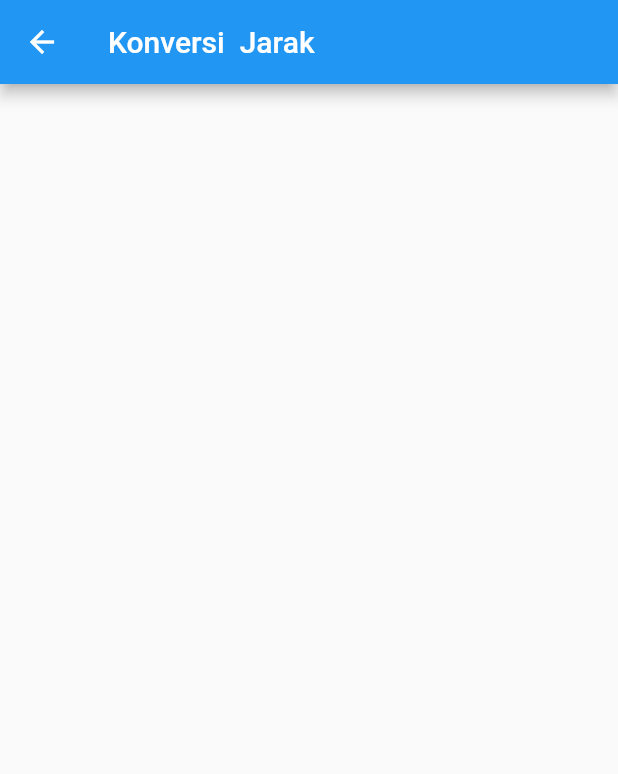
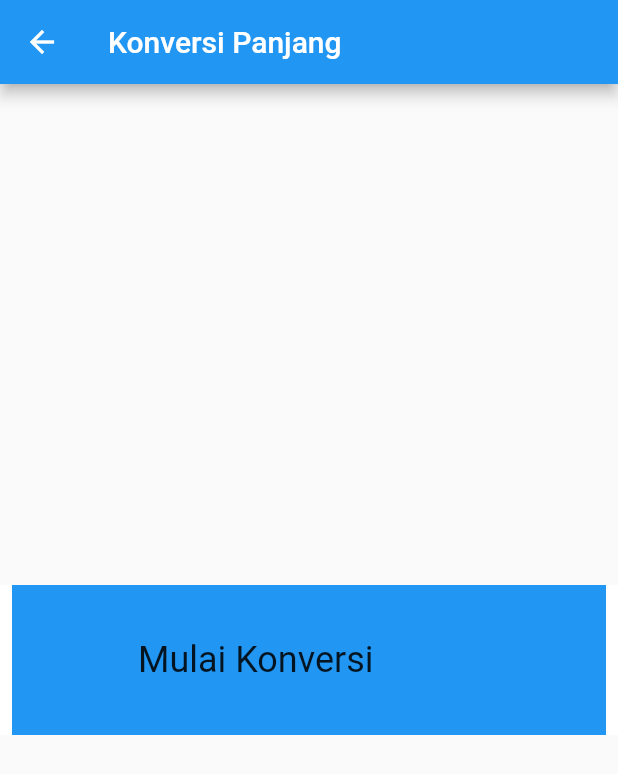
Before and after one commit to nurfajarismail/Task_3_Udacoding, a Flutter app: the ConverterPage screen opened directly, on a phone screen of 412 x 824 dp. Shown: the top 774 px of the screen. Run offline on Flutter 3.47's test engine with Material 2 defaults, Android fonts, the phone set to English and light mode, and no system bars; our stand-ins replace fluttertoast.

Commit message:
add coverter

```diff
--- a/lib/hitungfisika/luasPage.dart
+++ b/lib/hitungfisika/luasPage.dart
@@ -39,7 +39,7 @@ class _LuasPageState extends State<LuasPage> {
                     children: [
                       Text("Luasnya adalah:"),
                       Text(
-                        hasil.toString() + " m2",
+                        hasil.toString() + " m²",
                         style: TextStyle(fontSize: 50),
                         textAlign: TextAlign.center,
                       ),
--- /dev/null
+++ b/lib/konverter/clikpage.dart
@@ -0,0 +1,83 @@
+import 'package:flutter/material.dart';
+import 'package:task_3/konverter/item.dart';
+import 'package:task_3/konverter/model.dart';
+
+final _backgroundColor = Colors.white;
+
+class CategoryList extends StatefulWidget {
+  CategoryList();
+
+  @override
+  _CategoryListState createState() => _CategoryListState();
+}
+
+class _CategoryListState extends State<CategoryList> {
+  var _categories = [
+    CategoryModel(
+        name: 'Mulai Konversi',
+        color: Colors.white,
+        icon: null,
+        unitMap: {
+          'km': 1000.0,
+          'hm': 100.0,
+          'dam': 10.0,
+          'm': 1.0,
+          'dm': 0.1,
+          'cm': 0.01,
+          'mm': 0.001
+        }),
+  ];
+
+  Widget _buildCategoryWidgets(List<Widget> categories) {
+    // ignore: unrelated_type_equality_checks
+    if (Orientation.landscape == true) {
+      return Column(
+        mainAxisAlignment: MainAxisAlignment.center,
+        children: [
+          Container(
+            child: GridView.builder(
+              itemBuilder: (BuildContext context, int index) =>
+                  categories[index],
+              itemCount: 1,
+              gridDelegate: null,
+            ),
+          ),
+        ],
+      );
+    } else {
+      return Container(
+        child: ListView.builder(
+          itemBuilder: (BuildContext context, int index) => categories[index],
+          itemCount: 1,
+        ),
+      );
+    }
+  }
+
+  @override
+  Widget build(BuildContext context) {
+    final categories = <CategoryItem>[];
+    for (var i = 0; i < _categories.length; i++) {
+      categories.add(
+          CategoryItem(index: i, category: _categories[i], onTap: (index) {}));
+    }
+    final page = Scaffold(
+      appBar: AppBar(
+        title: Text("Konversi Panjang"),
+      ),
+      body: Center(
+        child: Container(
+          //height: 100,
+          color: _backgroundColor,
+          padding: EdgeInsets.symmetric(horizontal: 8.0),
+          child: Container(
+              height: 100,
+              color: Colors.blue,
+              child: _buildCategoryWidgets(categories)),
+        ),
+      ),
+    );
+
+    return page;
+  }
+}
--- a/lib/konverter/converterPage.dart
+++ b/lib/konverter/converterPage.dart
@@ -1,4 +1,5 @@
 import 'package:flutter/material.dart';
+import 'package:task_3/konverter/clikpage.dart';
 
 class ConverterPage extends StatefulWidget {
   @override
@@ -9,8 +10,8 @@ class _KonverterPageState extends State<ConverterPage> {
   @override
   Widget build(BuildContext context) {
     return Scaffold(
-      appBar: AppBar(
-        title: Text("Konversi  Jarak"),
+      body: Center(
+        child: Container(child: CategoryList()),
       ),
     );
   }
--- /dev/null
+++ b/lib/konverter/item.dart
@@ -0,0 +1,68 @@
+import 'package:flutter/material.dart';
+import 'package:task_3/konverter/model.dart';
+import 'converter.dart';
+
+class CategoryItem extends StatelessWidget {
+  final CategoryModel category;
+  final onTap;
+  final index;
+  CategoryItem(
+      {@required this.category, @required this.onTap, @required this.index});
+
+  void _navigateToConverter(BuildContext context) {
+    var nav = Navigator.of(context);
+    if (nav.canPop()) {
+      nav.pop();
+    }
+    nav.push(MaterialPageRoute(builder: (BuildContext context) {
+      return Converter(
+        category: this.category,
+      );
+    }));
+  }
+
+  Widget build(BuildContext context) {
+    // ignore: todo
+    // TODO: Build the custom widget here, referring to the Specs.
+    return Material(
+        color: Colors.transparent,
+        child: Container(
+          height: 100.0,
+          padding: EdgeInsets.all(12.0),
+          child: InkWell(
+            borderRadius: BorderRadius.all(Radius.circular(12.0)),
+            highlightColor: this.category.color,
+            splashColor: this.category.color,
+            onTap: () {
+              print("I was tapped");
+              _navigateToConverter(context);
+              this.onTap(index);
+            },
+            child: Padding(
+              padding: EdgeInsets.all(8.0),
+              child: Row(
+                crossAxisAlignment: CrossAxisAlignment.center,
+                children: [
+                  Padding(
+                    padding: EdgeInsets.all(8.0),
+                    child: Icon(
+                      this.category.icon,
+                      size: 40.0,
+                    ),
+                  ),
+                  Padding(
+                    padding: EdgeInsets.all(8.0),
+                    child: Text(
+                      this.category.name,
+                      textAlign: TextAlign.center,
+                      // ignore: deprecated_member_use
+                      style: Theme.of(context).textTheme.headline,
+                    ),
+                  ),
+                ],
+              ),
+            ),
+          ),
+        ));
+  }
+}
--- /dev/null
+++ b/lib/konverter/model.dart
@@ -0,0 +1,33 @@
+import 'package:flutter/material.dart';
+
+class CategoryModel {
+  Color color;
+  String name;
+  IconData icon;
+  var conversionMap = {};
+  CategoryModel(
+      {@required this.color,
+      @required this.name,
+      @required this.icon,
+      unitMap}) {
+    if (unitMap != null) {
+      conversionMap = unitMap;
+    }
+  }
+
+  //Method to add units to the Category
+  bool addUnit(String unitName, double conversion) {
+    if (conversionMap.containsKey(unitName)) {
+      return false;
+    } else {
+      conversionMap[unitName] = conversion;
+      return true;
+    }
+  }
+
+  void removeUnit(String unitName) {
+    if (conversionMap.containsKey(unitName)) {
+      conversionMap.remove(unitName);
+    }
+  }
+}
--- a/lib/main.dart
+++ b/lib/main.dart
@@ -10,6 +10,7 @@ class MyApp extends StatelessWidget {
   @override
   Widget build(BuildContext context) {
     return MaterialApp(
+      debugShowCheckedModeBanner: false,
       home: MenuPage(),
     );
   }
```
Also changed, not shown: lib/konverter/converter.dart (added, +151 -0 lines), lib/konverter/dropDown.dart (added, +58 -0 lines).
